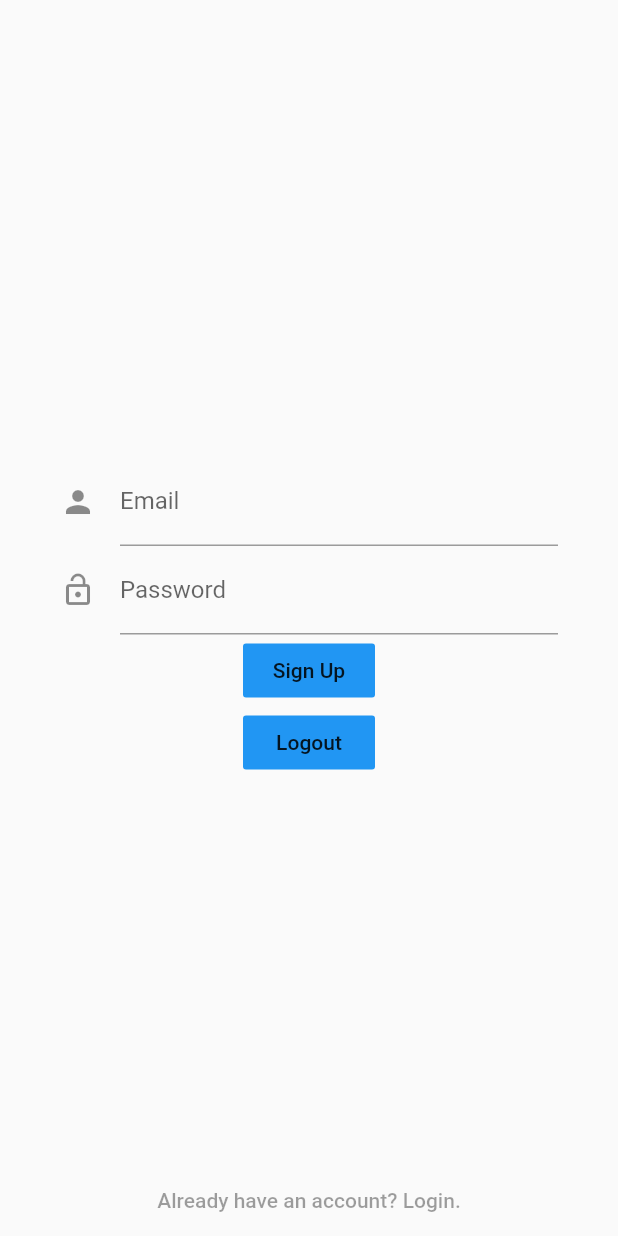
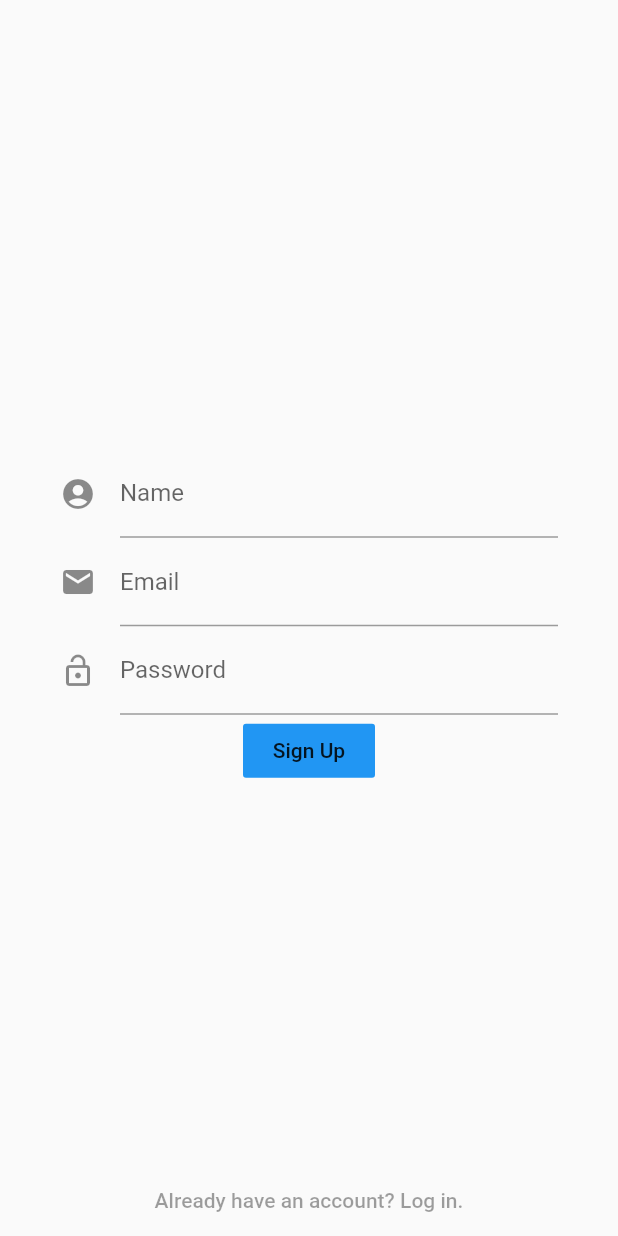
Before and after one commit to garytang75/MindCue, a Flutter app: the SignUpPage screen opened directly, after a tap on "Sign Up", on a phone screen of 412 x 824 dp. Run offline on Flutter 3.47's test engine with Material 2 defaults, Android fonts, the phone set to English and light mode, and no system bars; our stand-ins replace fluttertoast, table_calendar; missing offline and left inert: amplify_api, amplify_auth_cognito, amplify_core, amplify_flutter.

Commit message:
update user profile page, add name field in signup

```diff
--- a/lib/auth_credentials.dart
+++ b/lib/auth_credentials.dart
@@ -1,19 +1,20 @@
 
 abstract class AuthCredentials {
+  final String nickname;
   final String username;
   final String password;
 
-  AuthCredentials({this.username, this.password});
+  AuthCredentials({this.nickname, this.username, this.password});
 }
 
 class LoginCredentials extends AuthCredentials {
-  LoginCredentials({String username, String password})
-      : super(username: username, password: password);
+  LoginCredentials({String nickname, String username, String password})
+      : super(nickname: nickname, username: username, password: password);
 }
 
 class SignUpCredentials extends AuthCredentials {
   final String email;
 
-  SignUpCredentials({String username, String password, this.email})
-      : super(username: username, password: password);
+  SignUpCredentials({String nickname, String username, String password, this.email})
+      : super(nickname: nickname, username: username, password: password);
 }
--- a/lib/auth_service.dart
+++ b/lib/auth_service.dart
@@ -2,12 +2,13 @@ import 'dart:async';
 import 'package:amplify_flutter/amplify.dart';
 import 'package:amplify_auth_cognito/amplify_auth_cognito.dart';
 import 'package:amplify_core/amplify_core.dart';
+import 'package:flutter/cupertino.dart';
 import 'package:fluttertoast/fluttertoast.dart';
 
 import './auth_credentials.dart';
 
 // state enumeration
-enum AuthFlowStatus { login, signUp, verification, nickname, session }
+enum AuthFlowStatus { login, signUp, verification, session }
 
 class AuthState {
   final AuthFlowStatus authFlowStatus;
@@ -61,7 +62,7 @@ class AuthService {
       print('Could not login - ${authError}');
       //On exception, create a toast to notify user that they can't log in.
       Fluttertoast.showToast(
-        msg: "Could not login, there is a issue with your username or password",
+        msg: "Could not login, there is an issue with your username or password",
         toastLength: Toast.LENGTH_SHORT,
         gravity: ToastGravity.BOTTOM,
         timeInSecForIosWeb: 1,
@@ -78,7 +79,7 @@ class AuthService {
   void signUpWithCredentials(SignUpCredentials credentials) async {
     try {
       // userAttributes needs to be passed in the user's email as part of the sign up.
-      final userAttributes = {'email': credentials.email};
+      final userAttributes = {'email': credentials.email, 'nickname': credentials.nickname };
 
       // we pass in the username and password, along with the userAttributes containing
       // the email to sign up with Cognito
@@ -115,33 +116,12 @@ class AuthService {
         // sign up in not complete
         print('sign up is not complete');
       }
-      // final state = AuthState(authFlowStatus: AuthFlowStatus.nickname);
       final state = AuthState(authFlowStatus: AuthFlowStatus.session);
       authStateController.add(state);
     } on AuthException catch (authError) {
       print('Could not verify code - ${authError.message}');
     }
   }
-
-  // void getNickname(String verificationCode) async {
-  //   try {
-  //     // use _credentials to supply the username and pass the code entered from VerificationPage to confirmSignUp
-  //     final result = await Amplify.Auth.confirmSignUp(
-  //         username: _credentials.username, confirmationCode: verificationCode);
-  //
-  //     // If the sign up is complete, we login the user with _credentials.
-  //     if (result.isSignUpComplete) {
-  //       loginWithCredentials(_credentials);
-  //     } else {
-  //       // sign up in not complete
-  //       print('sign up in not complete');
-  //     }
-  //     final state = AuthState(authFlowStatus: AuthFlowStatus.nickname);
-  //     authStateController.add(state);
-  //   } on AuthException catch (authError) {
-  //     print('Could not verify code - ${authError.message}');
-  //   }
-  // }
 
   void logOut() async {
     try {
--- a/lib/journal_service.dart
+++ b/lib/journal_service.dart
@@ -9,12 +9,12 @@ import './fetch_data.dart';
 class Journal {
 
   void sendDairy(String text) async {
-    var userId = Fetch().fetchSession();
+    var userId = Fetch().fetchUserId();
     var date = DateTime.now();
     var text = "This is a journal entry text";
     try {
       RestOptions options = RestOptions(
-          path: 'diaries/put_diary',
+          path: '/test/add_user', //diaries/put_diary
           body:
           Uint8List.fromList(
               '{'
@@ -23,7 +23,7 @@ class Journal {
                   '\'text\':\'$text\''
                   '}'.codeUnits)
       );
-      RestOperation restOperation = Amplify.API.put(
+      RestOperation restOperation = Amplify.API.post(
           restOptions: options
       );
       RestResponse response = await restOperation.response;
--- a/lib/page/login_page.dart
+++ b/lib/page/login_page.dart
@@ -47,7 +47,7 @@ class _LoginPageState extends State<LoginPage> {
         TextField(
           controller: _usernameController,
           decoration:
-              InputDecoration(icon: Icon(Icons.mail), labelText: 'Username'),
+              InputDecoration(icon: Icon(Icons.mail), labelText: 'Email'),
         ),
 
         // Password TextField
@@ -62,7 +62,7 @@ class _LoginPageState extends State<LoginPage> {
         // Login Button
         FlatButton(
             onPressed: _login,
-            child: Text('Login'),
+            child: Text('Log in'),
             color: Theme.of(context).accentColor)
       ],
     );
--- a/lib/page/sign_up_page.dart
+++ b/lib/page/sign_up_page.dart
@@ -1,7 +1,6 @@
 import 'package:flutter/material.dart';
 
 import '../auth_credentials.dart';
-import '../auth_service.dart';
 
 class SignUpPage extends StatefulWidget {
   final ValueChanged<SignUpCredentials> didProvideCredentials;
@@ -16,8 +15,8 @@ class SignUpPage extends StatefulWidget {
 
 class _SignUpPageState extends State<SignUpPage> {
   final _usernameController = TextEditingController();
-  //currently username = email address
-  //final _emailController = TextEditingController();
+  //username is an email address
+  final _nicknameController = TextEditingController();
   final _passwordController = TextEditingController();
 
   @override
@@ -34,7 +33,7 @@ class _SignUpPageState extends State<SignUpPage> {
               alignment: Alignment.bottomCenter,
               child: FlatButton(
                   onPressed: widget.shouldShowLogin,
-                  child: Text('Already have an account? Login.')),
+                  child: Text('Already have an account? Log in.')),
             )
           ])),
     );
@@ -44,20 +43,18 @@ class _SignUpPageState extends State<SignUpPage> {
     return Column(
       mainAxisAlignment: MainAxisAlignment.center,
       children: [
-        // Username TextField
+        // Name TextField
+        TextField(
+          controller: _nicknameController,
+          decoration:
+          InputDecoration(icon: Icon(Icons.account_circle), labelText: 'Name'),
+        ),
+        // Email TextField
         TextField(
           controller: _usernameController,
           decoration:
-              InputDecoration(icon: Icon(Icons.person), labelText: 'Email'),
+              InputDecoration(icon: Icon(Icons.mail), labelText: 'Email'),
         ),
-
-        // // Email TextField
-        // TextField(
-        //   controller: _emailController,
-        //   decoration:
-        //   InputDecoration(icon: Icon(Icons.mail), labelText: 'Email'),
-        // ),
-
         // Password TextField
         TextField(
           controller: _passwordController,
@@ -75,26 +72,33 @@ class _SignUpPageState extends State<SignUpPage> {
         ///////////////////////////////
         ///this button here just for testing
         /// delete in actual app
-        FlatButton(
-            child: Text('Logout'),
-            onPressed: AuthService().logOut,
-            color: Theme.of(context).accentColor)
+        // FlatButton(
+        //     child: Text('Logout'),
+        //     onPressed: AuthService().logOut,
+        //     color: Theme.of(context).accentColor)
         ///////////////////////////////
       ],
     );
   }
 
   void _signUp() {
+    var nickname;
+    if (_nicknameController.text.trim() == ""){
+      nickname = "Friend";
+    } else {
+      nickname = _nicknameController.text.trim();
+    }
     final username = _usernameController.text.trim();
     final email = _usernameController.text.trim();
     final password = _passwordController.text.trim();
 
+    print('nickname: $nickname');
     print('username: $username');
     print('email: $email');
     print('password: $password');
 
     final credentials =
-        SignUpCredentials(username: username, email: email, password: password);
+        SignUpCredentials(nickname: nickname, username: username, email: email, password: password);
     widget.didProvideCredentials(credentials);
   }
 }
--- a/lib/page/textinput_page.dart
+++ b/lib/page/textinput_page.dart
@@ -1,7 +1,9 @@
 import 'package:flutter/material.dart';
 import 'package:fluttertoast/fluttertoast.dart';
 
+import '../fetch_data.dart';
 import '../journal_service.dart';
+
 
 class TextInput extends StatefulWidget {
   @override
```
Also changed, not shown: lib/fetch_data.dart (+30 -5 lines), lib/page/user_pprofile_page.dart (+21 -18 lines), lib/widgets/bottom_app_bar.dart (+7 -1 lines).
